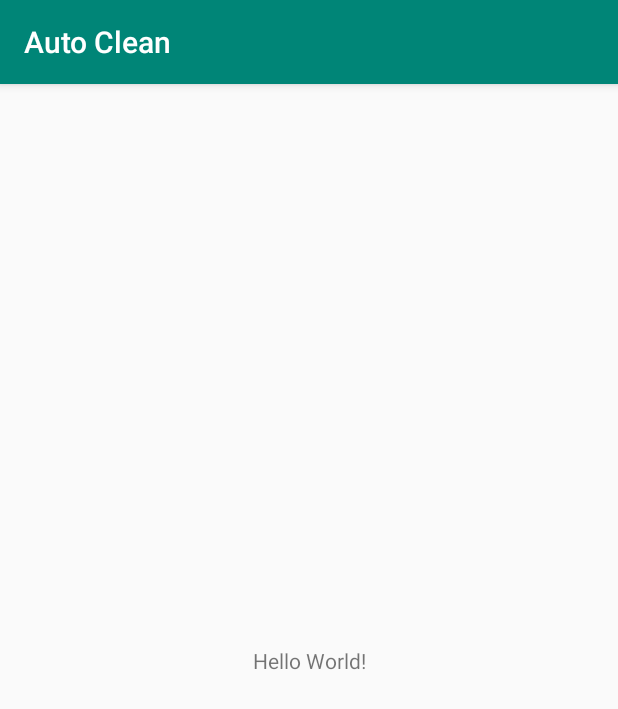
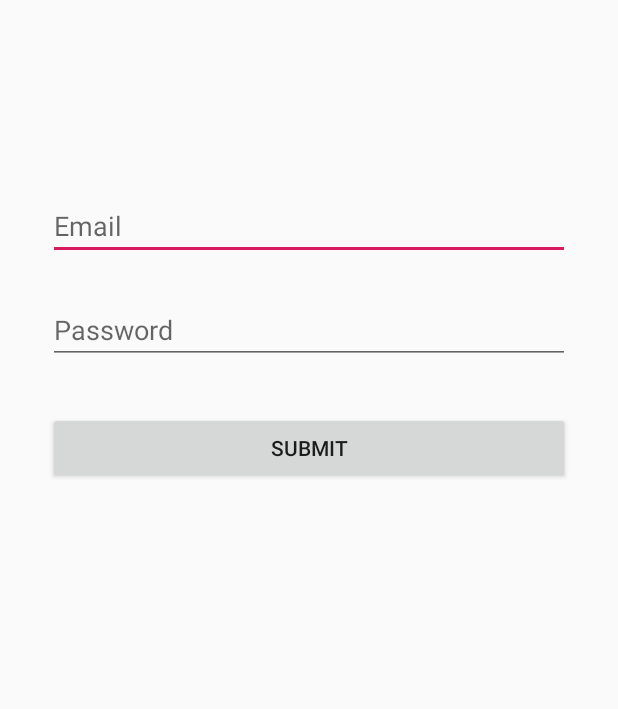
Before and after one commit to mattioso/Autoclean, an Android app: the screen it shows after launch (MainActivity), on a phone screen of 412 x 824 dp. Shown: the top 709 px of the screen. Run offline under Robolectric (Android 15) with nearby library versions, the phone set to English and light mode, and no system bars.

Commit message:
Added login boxes and submit button, with button press taking the user to a new activity

```diff
--- a/app/build.gradle
+++ b/app/build.gradle
@@ -17,6 +17,11 @@ android {
             proguardFiles getDefaultProguardFile('proguard-android-optimize.txt'), 'proguard-rules.pro'
         }
     }
+
+    compileOptions {
+        sourceCompatibility JavaVersion.VERSION_1_8
+        targetCompatibility JavaVersion.VERSION_1_8
+    }
 }
 
 dependencies {
--- a/app/src/main/AndroidManifest.xml
+++ b/app/src/main/AndroidManifest.xml
@@ -9,6 +9,7 @@
         android:roundIcon="@mipmap/ic_launcher_round"
         android:supportsRtl="true"
         android:theme="@style/AppTheme">
+        <activity android:name=".LoggedInActivity"></activity>
         <activity android:name=".MainActivity">
             <intent-filter>
                 <action android:name="android.intent.action.MAIN" />
--- a/app/src/main/java/uk/co/appoly/autoclean/MainActivity.java
+++ b/app/src/main/java/uk/co/appoly/autoclean/MainActivity.java
@@ -2,13 +2,43 @@ package uk.co.appoly.autoclean;
 
 import androidx.appcompat.app.AppCompatActivity;
 
+import android.content.Intent;
 import android.os.Bundle;
+import android.provider.ContactsContract;
+import android.widget.Button;
+import android.widget.EditText;
+import android.widget.Toast;
 
 public class MainActivity extends AppCompatActivity {
+
+    private EditText email;
+    private EditText password;
+    private Button submitButton;
 
     @Override
     protected void onCreate(Bundle savedInstanceState) {
         super.onCreate(savedInstanceState);
         setContentView(R.layout.activity_main);
+
+        email = findViewById(R.id.emailEditText);
+        password = findViewById(R.id.passwordEditText);
+        submitButton = findViewById(R.id.button);
+
+        submitButton.setOnClickListener((v) -> {
+
+            if (Database.Login(email.getText().toString(), password.getText().toString())) {
+                //Move to new activity
+
+                Intent TaskIntent = new Intent(this, LoggedInActivity.class);
+                startActivity(TaskIntent);
+
+            } else {
+                Toast.makeText(this, "Login Failed", Toast.LENGTH_LONG).show();
+                password.setText("");
+            }
+
+
+        });
+
     }
 }
--- a/app/src/main/res/layout/activity_main.xml
+++ b/app/src/main/res/layout/activity_main.xml
@@ -6,13 +6,45 @@
     android:layout_height="match_parent"
     tools:context=".MainActivity">
 
-    <TextView
-        android:layout_width="wrap_content"
+    <EditText
+        android:id="@+id/emailEditText"
+        android:layout_width="0dp"
         android:layout_height="wrap_content"
-        android:text="Hello World!"
-        app:layout_constraintBottom_toBottomOf="parent"
-        app:layout_constraintLeft_toLeftOf="parent"
-        app:layout_constraintRight_toRightOf="parent"
+        android:layout_marginStart="32dp"
+        android:layout_marginTop="128dp"
+        android:layout_marginEnd="32dp"
+        android:ems="10"
+        android:inputType="textEmailAddress"
+        android:hint="Email"
+        app:layout_constraintEnd_toEndOf="parent"
+        app:layout_constraintHorizontal_bias="0.0"
+        app:layout_constraintStart_toStartOf="parent"
         app:layout_constraintTop_toTopOf="parent" />
 
+    <EditText
+        android:id="@+id/passwordEditText"
+        android:layout_width="0dp"
+        android:layout_height="wrap_content"
+        android:layout_marginTop="24dp"
+        android:ems="10"
+        android:inputType="textPassword"
+        android:hint="Password"
+        app:layout_constraintBottom_toBottomOf="parent"
+        app:layout_constraintEnd_toEndOf="@+id/emailEditText"
+        app:layout_constraintStart_toStartOf="@+id/emailEditText"
+        app:layout_constraintTop_toBottomOf="@+id/emailEditText"
+        app:layout_constraintVertical_bias="0.0" />
+
+    <Button
+        android:id="@+id/button"
+        android:layout_width="0dp"
+        android:layout_height="wrap_content"
+        android:layout_marginTop="32dp"
+        android:text="Submit"
+        app:layout_constraintBottom_toBottomOf="parent"
+        app:layout_constraintEnd_toEndOf="@+id/passwordEditText"
+        app:layout_constraintHorizontal_bias="0.0"
+        app:layout_constraintStart_toStartOf="@+id/passwordEditText"
+        app:layout_constraintTop_toBottomOf="@+id/passwordEditText"
+        app:layout_constraintVertical_bias="0.0" />
 </androidx.constraintlayout.widget.ConstraintLayout>
--- a/app/src/main/res/values/styles.xml
+++ b/app/src/main/res/values/styles.xml
@@ -1,7 +1,7 @@
 <resources>
 
     <!-- Base application theme. -->
-    <style name="AppTheme" parent="Theme.AppCompat.Light.DarkActionBar">
+    <style name="AppTheme" parent="Theme.AppCompat.Light.NoActionBar">
         <!-- Customize your theme here. -->
         <item name="colorPrimary">@color/colorPrimary</item>
         <item name="colorPrimaryDark">@color/colorPrimaryDark</item>
```
Also changed, not shown: app/src/main/java/uk/co/appoly/autoclean/Database.java (added, +12 -0 lines), app/src/main/java/uk/co/appoly/autoclean/LoggedInActivity.java (added, +14 -0 lines), app/src/main/res/layout/activity_logged_in.xml (added, +18 -0 lines).
